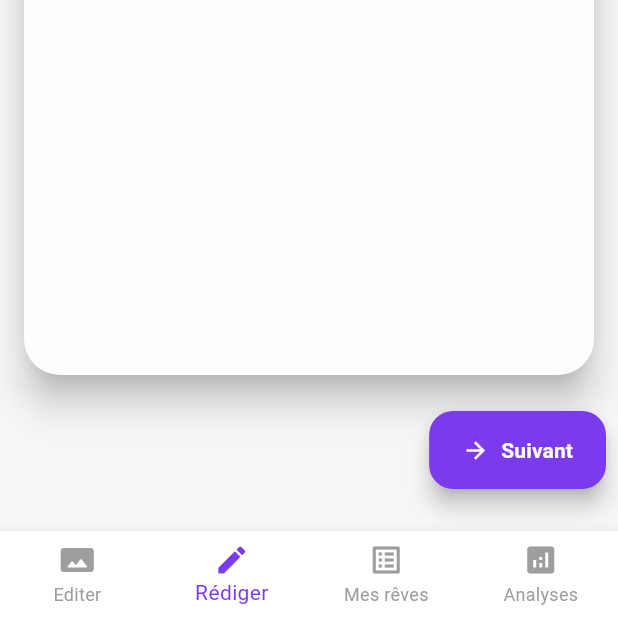
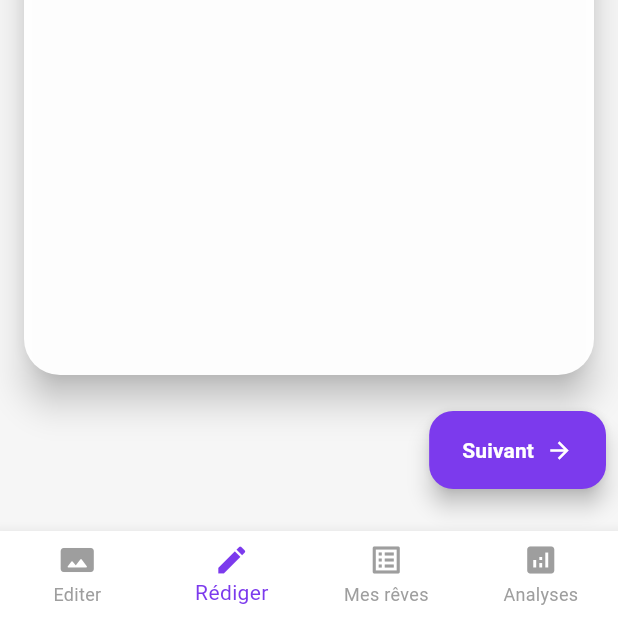
Before and after one commit to Xantos07/Revato, a Flutter app: the screen it shows after launch, on a phone screen of 412 x 824 dp, the part 618-1236 px from its top. Run offline on Flutter 3.47's test engine with Material 3 defaults, Android fonts, the light colour scheme and no system bars; our stand-ins replace shared_preferences, sqflite, webview_flutter; accounts and stored records are empty.

Commit message:
💄replace ElevatedButton.icon with ElevatedButton and adjust child layout

```diff
--- a/revato_app/lib/widgets/Dream_Carousel/DreamCarouselNavigation.dart
+++ b/revato_app/lib/widgets/Dream_Carousel/DreamCarouselNavigation.dart
@@ -49,7 +49,7 @@ class DreamCarouselNavigation extends StatelessWidget {
           Expanded(
             child: Align(
               alignment: Alignment.centerRight,
-              child: ElevatedButton.icon(
+              child: ElevatedButton(
                 style: ElevatedButton.styleFrom(
                   backgroundColor: Theme.of(context).colorScheme.primary,
                   foregroundColor: Theme.of(context).colorScheme.onPrimary,
@@ -63,13 +63,34 @@ class DreamCarouselNavigation extends StatelessWidget {
                   ),
                 ),
                 onPressed: onNext,
-                icon: Icon(
-                  page < totalPages - 1 ? Icons.arrow_forward : Icons.check,
-                ),
-                label: Text(
-                  page < totalPages - 1 ? 'Suivant' : 'Valider',
-                  style: const TextStyle(fontWeight: FontWeight.bold),
-                ),
+                child:
+                    page < totalPages - 1
+                        ? Row(
+                          mainAxisSize: MainAxisSize.min,
+                          children: [
+                            Text(
+                              'Suivant',
+                              style: const TextStyle(
+                                fontWeight: FontWeight.bold,
+                              ),
+                            ),
+                            const SizedBox(width: 8),
+                            Icon(Icons.arrow_forward),
+                          ],
+                        )
+                        : Row(
+                          mainAxisSize: MainAxisSize.min,
+                          children: [
+                            Text(
+                              'Valider',
+                              style: const TextStyle(
+                                fontWeight: FontWeight.bold,
+                              ),
+                            ),
+                            const SizedBox(width: 8),
+                            Icon(Icons.check),
+                          ],
+                        ),
               ),
             ),
           ),
```
